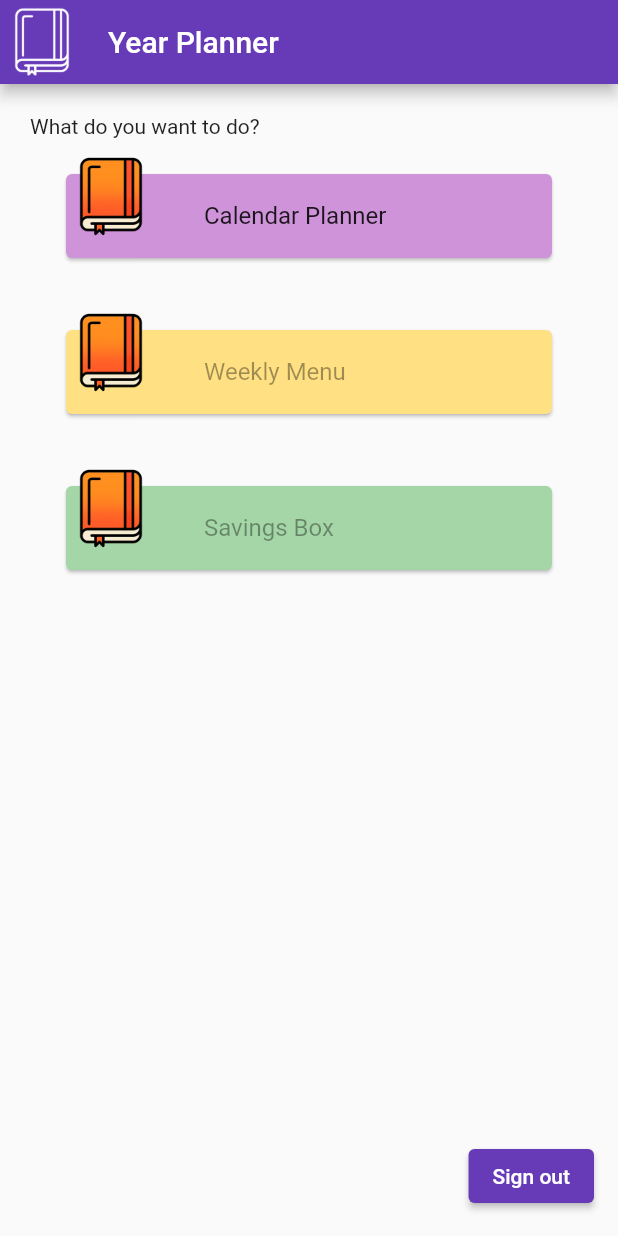
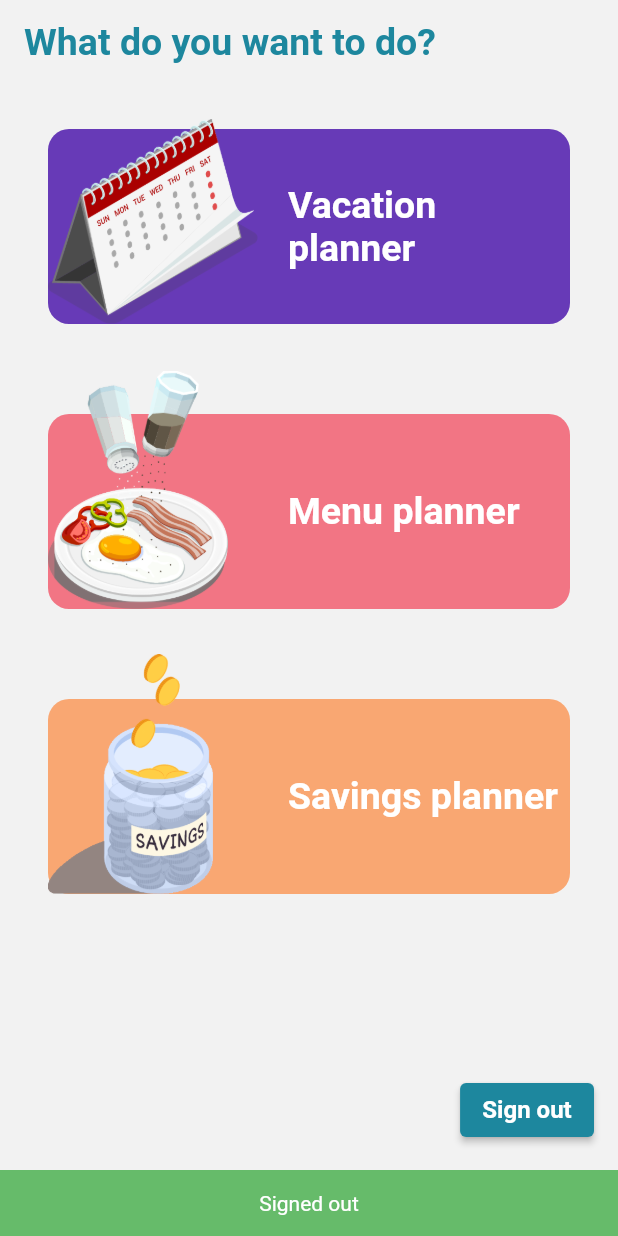
Before and after one commit to Hector-SaTe/year_planner, a Flutter app: the screen it shows once a user with an empty profile is signed in, after a tap on "Sign out", on a phone screen of 412 x 824 dp. Run offline on Flutter 3.47's test engine with Material 2 defaults, Android fonts, the phone set to English and light mode, and no system bars; our stand-ins replace firebase_auth, firebase_core, firebase_database, flutter_hooks, hooks_riverpod, table_calendar; accounts and stored records are empty; network calls fail.

Commit message:
theme and styling added

```diff
--- a/lib/authentication/home_screen.dart
+++ b/lib/authentication/home_screen.dart
@@ -2,6 +2,8 @@ import 'package:flutter/material.dart';
 import 'package:hooks_riverpod/hooks_riverpod.dart';
 import 'package:year_planner/providers.dart';
 import 'package:year_planner/screens_TimePeriod/home_period.dart';
+import 'package:year_planner/theme/custom_colors.dart';
+import 'package:year_planner/utils/snackbar_messages.dart';
 
 class MyHomePage extends ConsumerWidget {
   const MyHomePage({super.key});
@@ -10,42 +12,40 @@ class MyHomePage extends ConsumerWidget {
   Widget build(BuildContext context, WidgetRef ref) {
     return Scaffold(
       appBar: AppBar(
-        leading: const Padding(
-          padding: EdgeInsets.all(2.0),
-          child: ImageIcon(
-            AssetImage("assets/icon_0.png"),
-            size: 24,
+        backgroundColor: greyBG,
+        title: Text(
+          'What do you want to do?',
+          style: Theme.of(context).textTheme.headlineSmall,
         ),
       ),
-        title: const Text('Year Planner'),
-      ),
       body: ListView(
-        padding: const EdgeInsets.symmetric(horizontal: 20, vertical: 20),
+        padding: const EdgeInsets.symmetric(horizontal: 16, vertical: 0),
         children: [
-          const Text('What do you want to do?'),
           MainMenuItem(
-            title: "Calendar Planner",
-            backColor: Colors.purple.shade200,
-            image: Image.asset("assets/icon_2_alone.png"),
-            width: 60,
+            title: "Vacation planner",
+            backColor: lila01,
+            image: Image.asset("assets/menu_vacation.png"),
+            width: 140,
             pageToGo: const HomePeriodList(),
           ),
           MainMenuItem(
-            title: "Weekly Menu",
-            backColor: Colors.amber.shade200,
-            image: Image.asset("assets/icon_2_alone.png"),
-            width: 60,
+            title: "Menu planner",
+            backColor: coral01,
+            image: Image.asset("assets/menu_food.png"),
+            width: 120,
           ),
           MainMenuItem(
-            title: "Savings Box",
-            backColor: Colors.green.shade200,
-            image: Image.asset("assets/icon_2_alone.png"),
-            width: 60,
+            title: "Savings planner",
+            backColor: orange01,
+            image: Image.asset("assets/menu_savings.png"),
+            width: 110,
           ),
         ],
       ),
       floatingActionButton: ElevatedButton(
-          onPressed: (() => ref.read(authServiceProvider).signOut()),
+          style: ElevatedButton.styleFrom(backgroundColor: base),
+          onPressed: (() => ref.read(authServiceProvider).signOut().then((_) =>
+              showSnackBarMessage(context, "Signed out", SnackBarType.info))),
           child: const Text("Sign out")),
     );
   }
@@ -69,25 +69,40 @@ class MainMenuItem extends StatelessWidget {
   @override
   Widget build(BuildContext context) {
     final bool enabled = pageToGo != null;
+    const double cardHeight = 130.0;
     return Card(
       color: backColor,
-      margin: const EdgeInsets.all(24),
+      elevation: 0,
+      margin: const EdgeInsets.symmetric(horizontal: 16, vertical: 30),
       clipBehavior: Clip.none,
-      child: Stack(
-        clipBehavior: Clip.none,
-        children: [
-          ListTile(
-              leading: SizedBox(width: width),
-              title: Text(title),
-              enabled: enabled,
+      shape: RoundedRectangleBorder(borderRadius: BorderRadius.circular(14)),
+      child: GestureDetector(
         onTap: enabled
             ? () => Navigator.push(
                   context,
                   MaterialPageRoute(builder: (_) => pageToGo!),
                 )
-                  : null),
-          Positioned(left: 0, top: -15, width: width, child: image)
+            : null,
+        child: Stack(
+          clipBehavior: Clip.none,
+          children: [
+            SizedBox(
+              height: cardHeight,
+              child: Row(
+                children: [
+                  const SizedBox(width: 160),
+                  Flexible(
+                    child: Text(
+                      title,
+                      style: Theme.of(context).primaryTextTheme.headlineSmall,
+                    ),
+                  ),
                 ],
+              ),
+            ),
+            Positioned(left: 0, bottom: 0, width: width, child: image)
+          ],
+        ),
       ),
     );
   }
--- a/lib/authentication/sign_in.dart
+++ b/lib/authentication/sign_in.dart
@@ -3,7 +3,11 @@ import 'package:flutter_hooks/flutter_hooks.dart';
 import 'package:hooks_riverpod/hooks_riverpod.dart';
 import 'package:year_planner/authentication/splash.dart';
 import 'package:year_planner/providers.dart';
+import 'package:year_planner/theme/custom_colors.dart';
 import 'package:year_planner/utils/snackbar_messages.dart';
+
+/// TODO: validator for email and password not empty
+/// navigation to sign up page and forgot password.
 
 class SignIn extends HookConsumerWidget {
   const SignIn({
@@ -15,26 +19,31 @@ class SignIn extends HookConsumerWidget {
     final userController = useTextEditingController();
     final passController = useTextEditingController();
 
-    return GestureDetector(
+    return Theme(
+      data: ThemeData(colorSchemeSeed: base),
+      child: GestureDetector(
         onTap: () => FocusScope.of(context).unfocus(),
         child: Scaffold(
           appBar: AppBar(
-          leading: const Image(image: AssetImage("assets/icon_2_alone.png")),
-          title: const Text('Sign In'),
+            elevation: 0,
+            backgroundColor: greyBG,
+            title: Text(
+              'Sign in?',
+              style: Theme.of(context).textTheme.headlineSmall,
+            ),
           ),
           body: SingleChildScrollView(
             padding:
                 const EdgeInsets.only(top: 16, left: 24, right: 24, bottom: 0),
             child: Column(
               children: [
-              const AppTitle(),
                 const SizedBox(height: 24),
                 Text(
                   "Enter your email address:",
                   style: Theme.of(context)
                       .textTheme
                       .titleMedium!
-                    .copyWith(color: Theme.of(context).primaryColor),
+                      .copyWith(color: base),
                 ),
                 TextField(
                   controller: userController,
@@ -49,7 +58,7 @@ class SignIn extends HookConsumerWidget {
                   style: Theme.of(context)
                       .textTheme
                       .titleMedium!
-                    .copyWith(color: Theme.of(context).primaryColor),
+                      .copyWith(color: base),
                 ),
                 TextField(
                   controller: passController,
@@ -60,7 +69,7 @@ class SignIn extends HookConsumerWidget {
                   autocorrect: false,
                   obscureText: true,
                 ),
-              ElevatedButton(
+                ElevatedButton.icon(
                     onPressed: (() async {
                       ref
                           .read(authServiceProvider)
@@ -74,8 +83,40 @@ class SignIn extends HookConsumerWidget {
                                   ? SnackBarType.info
                                   : SnackBarType.error));
                     }),
-                  child: const Text("Sign in"))
+                    icon: const Icon(Icons.lock_open),
+                    label: const Text("Sign in")),
+                const SizedBox(height: 20),
+                Row(
+                  mainAxisAlignment: MainAxisAlignment.center,
+                  children: [
+                    const Padding(
+                      padding: EdgeInsets.all(16.0),
+                      child: Text("forgot password?"),
+                    ),
+                    OutlinedButton.icon(
+                      onPressed: () {},
+                      icon: const Icon(Icons.lock_reset),
+                      label: const Text("Reset"),
+                    )
                   ],
+                ),
+                const SizedBox(height: 20),
+                Row(
+                  mainAxisAlignment: MainAxisAlignment.center,
+                  children: [
+                    const Padding(
+                      padding: EdgeInsets.all(16.0),
+                      child: Text("no account yet?"),
+                    ),
+                    OutlinedButton.icon(
+                      onPressed: () {},
+                      icon: const Icon(Icons.verified_user_outlined),
+                      label: const Text("Register"),
+                    )
+                  ],
+                ),
+              ],
+            ),
           ),
         ),
       ),
--- a/lib/authentication/splash.dart
+++ b/lib/authentication/splash.dart
@@ -1,4 +1,5 @@
 import 'package:flutter/material.dart';
+import 'package:year_planner/theme/custom_colors.dart';
 
 class Splash extends StatelessWidget {
   const Splash({Key? key}) : super(key: key);
@@ -9,31 +10,28 @@ class Splash extends StatelessWidget {
       child: Container(
         decoration: const BoxDecoration(
             gradient: LinearGradient(
-                begin: Alignment.topRight,
-                end: Alignment.bottomLeft,
-                colors: [Colors.blueGrey, Colors.amber, Colors.pink])),
+                begin: Alignment.topCenter,
+                end: Alignment.bottomCenter,
+                colors: [coral01, orange01])),
         //color: Colors.amber,
-        child: const Center(child: AppTitle()),
+        child: Center(
+            child: Column(
+          mainAxisAlignment: MainAxisAlignment.center,
+          children: [
+            Text(
+              "Welcome to your organizer",
+              style: Theme.of(context).primaryTextTheme.headlineMedium,
+              textAlign: TextAlign.center,
+            ),
+            const SizedBox(height: 70),
+            Text(
+              "Let's plan something!",
+              style: Theme.of(context).primaryTextTheme.headlineLarge,
+              textAlign: TextAlign.center,
+            )
+          ],
+        )),
       ),
     );
   }
 }
-
-class AppTitle extends StatelessWidget {
-  const AppTitle({Key? key}) : super(key: key);
-
-  @override
-  Widget build(BuildContext context) {
-    return Hero(
-      tag: "title",
-      child: Card(
-        margin: const EdgeInsets.all(8),
-        elevation: 3,
-        child: Text(
-          "Welcome to your life planner",
-          style: Theme.of(context).textTheme.headlineSmall,
-        ),
-      ),
-    );
-  }
-}
--- a/lib/main.dart
+++ b/lib/main.dart
@@ -5,10 +5,11 @@ import 'package:intl/date_symbol_data_local.dart';
 
 import 'package:firebase_core/firebase_core.dart';
 import 'package:hooks_riverpod/hooks_riverpod.dart';
+import 'package:year_planner/providers.dart';
 import 'package:year_planner/authentication/home_screen.dart';
 import 'package:year_planner/authentication/sign_in.dart';
 import 'package:year_planner/authentication/splash.dart';
-import 'package:year_planner/providers.dart';
+import 'package:year_planner/theme/custom_theme.dart';
 
 import 'firebase_options.dart';
 
@@ -29,9 +30,7 @@ class MyApp extends StatelessWidget {
   Widget build(BuildContext context) {
     return MaterialApp(
       title: 'Year Planner',
-      theme: ThemeData(
-        primarySwatch: Colors.deepPurple,
-      ),
+      theme: lightTheme,
       home: const AuthWrapper(),
       //initialRoute: "",
     );
--- a/lib/theme/custom_colors.dart
+++ b/lib/theme/custom_colors.dart
@@ -1,7 +1,13 @@
 import 'package:flutter/material.dart';
 
-const Color color1 = Color(0xFF4285F4);
-const Color color2 = Color(0xFF428566);
-const Color color3 = Color(0xFF996633);
-const Color color4 = Color(0xFF663333);
-const Color color5 = Color(0xFF666666);
+const Color white = Color(0xFFFFFFFF);
+const Color greyBG = Color(0xFFF2F2F2);
+const Color grey00 = Color(0xFFF5F5F5);
+const Color grey01 = Color(0xFFCBCBCB);
+const Color grey02 = Color(0xFF9F9F9F);
+const Color grey03 = Color(0xFF727272);
+const Color black01 = Color(0xFF001B33);
+const Color lila01 = Color(0xFF673AB7);
+const Color coral01 = Color(0xFFF27584);
+const Color orange01 = Color(0xFFF9A772);
+const Color base = Color(0xFF1d879e);
--- /dev/null
+++ b/lib/theme/custom_theme.dart
@@ -0,0 +1,12 @@
+import 'package:flutter/material.dart';
+import 'package:year_planner/theme/custom_colors.dart';
+import 'package:year_planner/theme/text_style.dart';
+
+final lightTheme = ThemeData(
+  primarySwatch: Colors.deepPurple,
+  scaffoldBackgroundColor: greyBG,
+  dividerColor: grey00,
+  appBarTheme: const AppBarTheme(elevation: 0),
+  textTheme: customTextTheme,
+  primaryTextTheme: customPrimaryTextTheme,
+);
--- a/lib/utils/snackbar_messages.dart
+++ b/lib/utils/snackbar_messages.dart
@@ -12,7 +12,7 @@ void showSnackBarMessage(
       : Colors.red.shade400;
 
   final snackBar = SnackBar(
-    content: Text(message),
+    content: Center(child: Text(message)),
     duration: const Duration(seconds: 1),
     backgroundColor: background,
   );
```
Also changed, not shown: lib/screens_TimePeriod/home_period.dart (+4 -3 lines), lib/theme/text_style.dart (+36 -39 lines), assets/calendar.png (added), assets/menu_food.png (added), assets/menu_savings.png (added), assets/menu_vacation.png (added). Lines whose indentation alone changed are shown as unchanged.
